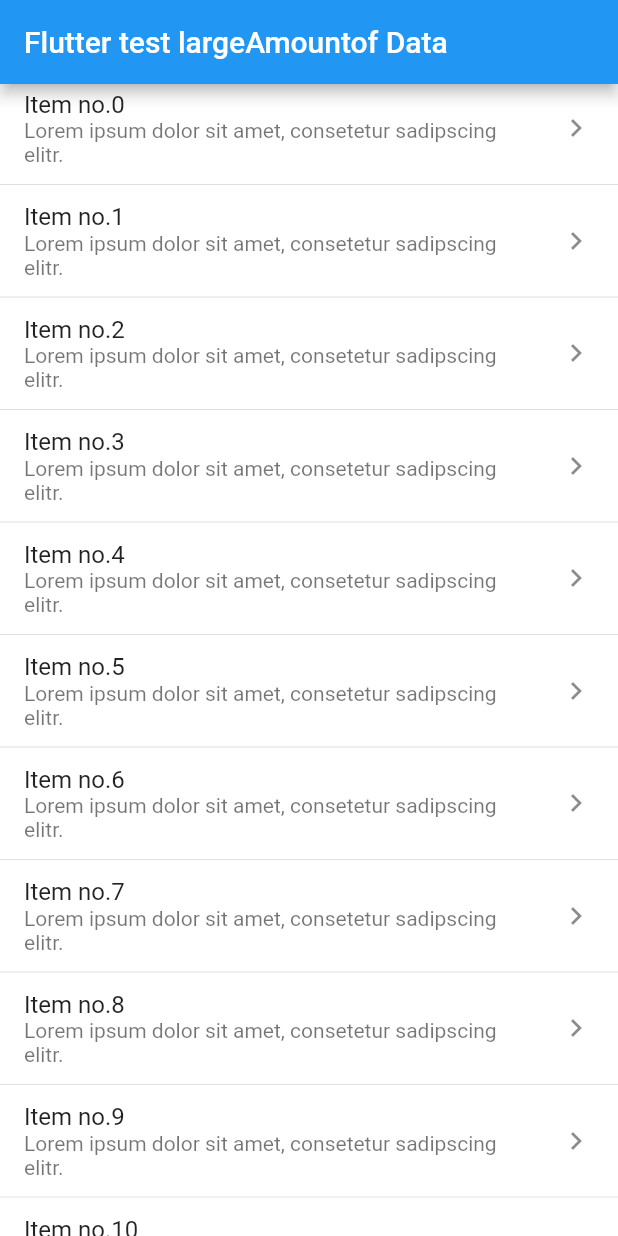
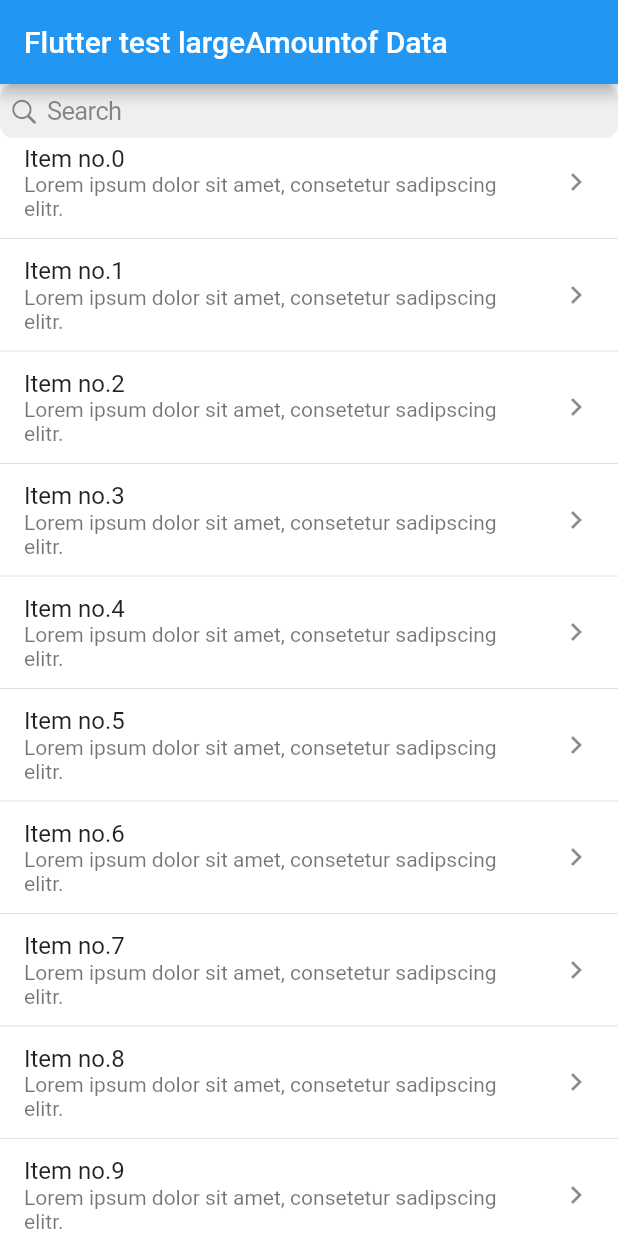
Before and after one commit to rubenRoehner/cross-platform-comparison, a Flutter app: the screen it shows after launch, on a phone screen of 412 x 824 dp. Run offline on Flutter 3.47's test engine with Material 2 defaults, Android fonts, the light colour scheme and no system bars.

Commit message:
flutter_lists: Add search bar and filter logic

```diff
--- a/00_LargeAmountsOfData/Flutter/flutter_lists/lib/ComplexListItem.dart
+++ b/00_LargeAmountsOfData/Flutter/flutter_lists/lib/ComplexListItem.dart
@@ -3,21 +3,19 @@ import 'package:flutter/material.dart';
 class ComplexListItem extends StatelessWidget {
   const ComplexListItem(
       {super.key,
-      required this.title,
-      required this.subtitle,
+      required this.itemdata,
       required this.trailingIcon,
       required this.onButtonClicked});
 
-  final String title;
-  final String subtitle;
+  final ListitemData itemdata;
   final IconData trailingIcon;
   final Function onButtonClicked;
 
   @override
   Widget build(BuildContext context) {
     return ListTile(
-      title: Text(title),
-      subtitle: Text(subtitle),
+      title: Text(itemdata.title),
+      subtitle: Text(itemdata.subtitle),
       trailing: Icon(trailingIcon),
       onTap: () {
         onButtonClicked();
@@ -25,3 +23,10 @@ class ComplexListItem extends StatelessWidget {
     );
   }
 }
+
+class ListitemData {
+  final String title;
+  final String subtitle;
+
+  ListitemData(this.title, this.subtitle);
+}
--- a/00_LargeAmountsOfData/Flutter/flutter_lists/lib/MainPage.dart
+++ b/00_LargeAmountsOfData/Flutter/flutter_lists/lib/MainPage.dart
@@ -14,6 +14,17 @@ class MainPage extends StatefulWidget {
 }
 
 class _MainPageState extends State<MainPage> {
+  final TextEditingController _textEditingController =
+      TextEditingController(text: "");
+
+  List<ListitemData> listitems = [];
+
+  @override
+  void initState() {
+    super.initState();
+    listitems = getFilteredList(_textEditingController.text);
+  }
+
   @override
   Widget build(BuildContext context) {
     return Scaffold(
@@ -21,16 +32,25 @@ class _MainPageState extends State<MainPage> {
         title: const Text("Flutter test largeAmountof Data"),
       ),
       backgroundColor: CupertinoColors.systemBackground,
-      body: ListView.separated(
-        itemCount: MainPage.itemCount,
+      body: Column(
+        children: [
+          CupertinoSearchTextField(
+            controller: _textEditingController,
+            onChanged: (value) {
+              setState(() {
+                listitems = getFilteredList(value);
+              });
+            },
+          ),
+          Expanded(
+            child: ListView.separated(
+              itemCount: listitems.length,
               itemBuilder: (context, index) {
                 if (widget.presentSimpleItem) {
-            return SimpleListItem(title: "Item no.$index");
+                  return SimpleListItem(title: listitems[index].title);
                 } else {
                   return ComplexListItem(
-                title: "Item no.$index",
-                subtitle:
-                    "Lorem ipsum dolor sit amet, consetetur sadipscing elitr.",
+                      itemdata: listitems[index],
                       trailingIcon: Icons.chevron_right,
                       onButtonClicked: () {
                         showDialog(
@@ -38,8 +58,8 @@ class _MainPageState extends State<MainPage> {
                           builder: ((context) {
                             return AlertDialog(
                               title: const Text("Click event"),
-                        content:
-                            Text("Clicked on item with the number of $index"),
+                              content: Text(
+                                  "Clicked on item with the number of $index"),
                             );
                           }),
                         );
@@ -50,6 +70,22 @@ class _MainPageState extends State<MainPage> {
                 return const Divider();
               },
             ),
+          ),
+        ],
+      ),
     );
   }
+
+  List<ListitemData> getFilteredList(String filter) {
+    List<ListitemData> list = List.empty(growable: true);
+
+    for (int i = 0; i < MainPage.itemCount; i++) {
+      list.add(ListitemData("Item no.$i",
+          "Lorem ipsum dolor sit amet, consetetur sadipscing elitr."));
     }
+    list.removeWhere((element) =>
+        !element.title.toLowerCase().contains(filter.toLowerCase()) &&
+        !element.subtitle.toLowerCase().contains(filter.toLowerCase()));
+    return list;
+  }
+}
```
Lines whose indentation alone changed are shown as unchanged.
